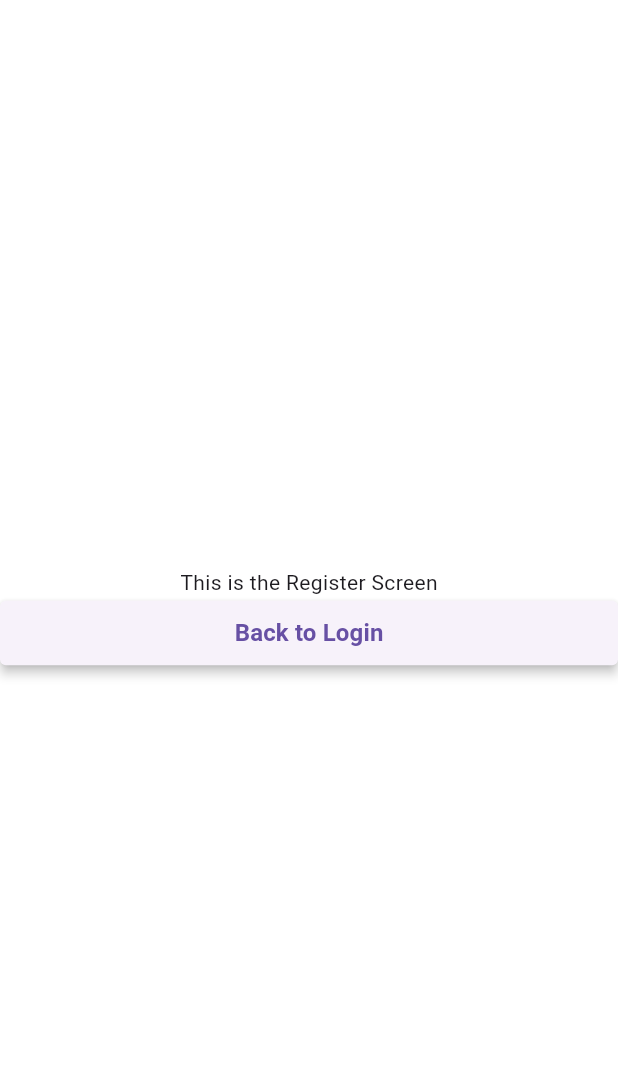
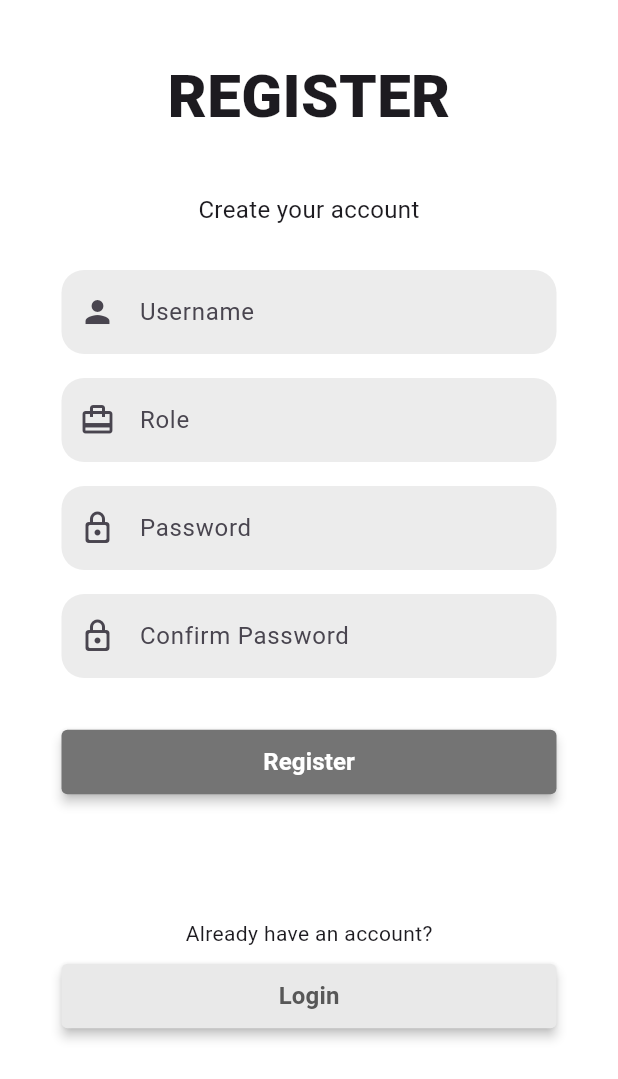
Before and after one commit to raihan2030/hydroponic-mobile-app, a Flutter app: the screen it shows after launch, after a tap on "Login", after a tap on "Register", on a phone screen of 412 x 824 dp. Shown: the top 1079 px of the screen. Run offline on Flutter 3.47's test engine with Material 3 defaults, Android fonts, the phone set to English and light mode, and no system bars.

Commit message:
tambah screen register

```diff
--- a/lib/screens/login_screen.dart
+++ b/lib/screens/login_screen.dart
@@ -1,8 +1,10 @@
 // lib/screens/login_screen.dart
 
 import 'package:flutter/material.dart';
+import 'package:hydroponics_app/widgets/log_reg_footer.dart';
 import 'package:hydroponics_app/widgets/styled_elevated_button.dart';
 import 'package:hydroponics_app/widgets/styled_text_form_field.dart';
+import 'package:hydroponics_app/widgets/log_reg_header.dart';
 
 class LoginScreen extends StatefulWidget {
   const LoginScreen({super.key});
@@ -34,7 +36,7 @@ class _LoginScreenState extends State<LoginScreen> {
                   mainAxisAlignment: MainAxisAlignment.center,
                   children: [
                     // Header
-                    _buildHeader(),
+                    LogRegHeader(title: "LOGIN", subtitle: "Welcome"),
                     _gap(),
 
                     // Username Field
@@ -91,13 +93,19 @@ class _LoginScreenState extends State<LoginScreen> {
                           /// do something
                         }
                       },
-                      foregroundColor: Color.fromARGB(255, 59, 59, 59),
-                      backgroundColor: const Color.fromARGB(255, 238, 238, 238),
+                      foregroundColor: Colors.white,
+                      backgroundColor: const Color.fromARGB(255, 116, 116, 116),
                     ),
                     SizedBox(height: 100),
 
                     // Footer
-                    _buildFooter(),
+                    LogRegFooter(
+                      label: "Don't have an account?",
+                      buttonText: "Register",
+                      onPressed: () {
+                        Navigator.pushNamed(context, '/register');
+                      },
+                    ),
                   ],
                 ),
               ),
@@ -109,36 +117,6 @@ class _LoginScreenState extends State<LoginScreen> {
   }
 
   // Specific Widget Builders
-
-  Widget _buildHeader() {
-    return Column(
-      children: [
-        Padding(
-          padding: const EdgeInsets.symmetric(horizontal: 16.0),
-          child: Text(
-            "LOGIN",
-            style: TextStyle(
-              fontSize: 40,
-              fontWeight: FontWeight.w900,
-              fontFamily: 'Roboto',
-            ),
-          ),
-        ),
-        Padding(
-          padding: const EdgeInsets.only(top: 35.0, bottom: 13.0),
-          child: Text(
-            "Welcome",
-            style: TextStyle(
-              fontSize: 16,
-              fontWeight: FontWeight.w400,
-              fontFamily: 'Roboto',
-            ),
-            textAlign: TextAlign.center,
-          ),
-        ),
-      ],
-    );
-  }
 
   Widget _buildForgotPasswordButton() {
     return Padding(
@@ -163,32 +141,5 @@ class _LoginScreenState extends State<LoginScreen> {
     );
   }
 
-  Widget _buildFooter() {
-    return Column(
-      children: [
-        Padding(
-          padding: EdgeInsets.only(bottom: 8.0),
-          child: Text(
-            "Don't have an account?",
-            style: TextStyle(
-              fontSize: 14,
-              fontWeight: FontWeight.w400,
-              fontFamily: 'Roboto',
-            ),
-          ),
-        ),
-        // Menggunakan Widget Tombol Baru Kita
-        StyledElevatedButton(
-          text: 'Register',
-          onPressed: () {
-            Navigator.pushNamed(context, '/register');
-          },
-          foregroundColor: Colors.white,
-          backgroundColor: const Color.fromARGB(255, 116, 116, 116),
-        ),
-      ],
-    );
-  }
-
-  Widget _gap() => const SizedBox(height: 16);
+    Widget _gap() => const SizedBox(height: 16);
 }
--- a/lib/screens/register_screen.dart
+++ b/lib/screens/register_screen.dart
@@ -1,4 +1,6 @@
 import 'package:flutter/material.dart';
+import 'package:hydroponics_app/widgets/log_reg_footer.dart';
+import 'package:hydroponics_app/widgets/log_reg_header.dart';
 import 'package:hydroponics_app/widgets/styled_elevated_button.dart';
 import 'package:hydroponics_app/widgets/styled_text_form_field.dart';
 
@@ -15,20 +17,109 @@ class _RegisterScreenState extends State<RegisterScreen> {
   Widget build(BuildContext context) {
     return Scaffold(
       backgroundColor: Colors.white,
-      body: Center(
+      body: Form(
+        child: Center(
+          child: Card(
+            color: Colors.white,
+            elevation: 0.0,
+            child: Container(
+              padding: const EdgeInsets.all(10.0),
+              constraints: const BoxConstraints(maxWidth: 350),
+              child: SingleChildScrollView(
                 child: Column(
+                  mainAxisSize: MainAxisSize.min,
                   mainAxisAlignment: MainAxisAlignment.center,
                   children: [
-            Text('This is the Register Screen'),
+                    // Header
+                    LogRegHeader(title: "REGISTER", subtitle: "Create your account"),
+                    _gap(),
+
+                    // Username Field
+                    StyledTextFormField(
+                      labelText: 'Username',
+                      hintText: 'Enter your username',
+                      prefixIcon: Icons.person,
+                      validator: (value) {
+                        if (value == null || value.isEmpty) {
+                          return 'Please enter some text';
+                        }
+                        return null;
+                      },
+                    ),
+                    _gap(),
+
+                    // Role Field
+                    StyledTextFormField(
+                      labelText: 'Role',
+                      hintText: 'Enter your role',
+                      prefixIcon: Icons.card_travel,
+                      validator: (value) {
+                        if (value == null || value.isEmpty) {
+                          return 'Please enter some text';
+                        }
+                        return null;
+                      },
+                    ),
+                    _gap(),
+
+                    // Password Field
+                    StyledTextFormField(
+                      labelText: 'Password',
+                      hintText: 'Enter your password',
+                      prefixIcon: Icons.lock_outline_rounded,
+                      obscureText: true,
+                      validator: (value) {
+                        if (value == null || value.isEmpty) {
+                          return 'Please enter your password';
+                        }
+                        return null;
+                      },
+                    ),
+                    _gap(),
+
+                    // Confirm Password Field
+                    StyledTextFormField(
+                      labelText: 'Confirm Password',
+                      hintText: 'Re-enter your password',
+                      prefixIcon: Icons.lock_outline_rounded,
+                      obscureText: true,
+                      validator: (value) {
+                        if (value == null || value.isEmpty) {
+                          return 'Please confirm your password';
+                        }
+                        return null;
+                      },
+                    ),
+                    _gap(),
+                    _gap(),
+
+                    // Register Button
                     StyledElevatedButton(
-              text: 'Back to Login',
                       onPressed: () {
-                Navigator.pop(context);
+                        // Handle registration logic here
+                      },
+                      text: 'Register',
+                      foregroundColor: Colors.white,
+                      backgroundColor: const Color.fromARGB(255, 116, 116, 116),
+                    ),
+                    SizedBox(height: 80),
+
+                    LogRegFooter(
+                      label: "Already have an account?",
+                      buttonText: "Login",
+                      onPressed: () {
+                        Navigator.pushNamed(context, '/login');
                       },
                     ),
                   ],
                 ),
               ),
+            ),
+          ),
+        ),
+      ),
     );
   }
+
+  Widget _gap() => const SizedBox(height: 16);
 }
--- /dev/null
+++ b/lib/widgets/log_reg_footer.dart
@@ -0,0 +1,41 @@
+import 'package:flutter/material.dart';
+import 'package:hydroponics_app/widgets/styled_elevated_button.dart';
+
+class LogRegFooter extends StatelessWidget {
+  final String label;
+  final String buttonText;
+  final VoidCallback onPressed;
+
+  const LogRegFooter({
+    Key? key,
+    required this.label,
+    required this.buttonText,
+    required this.onPressed,
+  }) : super(key: key);
+
+  @override
+  Widget build(BuildContext context) {
+    return Column(
+      children: [
+        Padding(
+          padding: EdgeInsets.only(bottom: 8.0),
+          child: Text(
+            label,
+            style: TextStyle(
+              fontSize: 14,
+              fontWeight: FontWeight.w400,
+              fontFamily: 'Roboto',
+            ),
+          ),
+        ),
+        StyledElevatedButton(
+          text: buttonText,
+          onPressed: onPressed,
+          foregroundColor: const Color.fromARGB(255, 87, 87, 87),
+          backgroundColor: const Color.fromARGB(255, 233, 233, 233),
+        ),
+        const SizedBox(height: 100),
+      ],
+    );
+  }
+}
--- /dev/null
+++ b/lib/widgets/log_reg_header.dart
@@ -0,0 +1,43 @@
+import 'package:flutter/material.dart';
+
+class LogRegHeader extends StatelessWidget {
+  final String title;
+  final String subtitle;
+
+  const LogRegHeader({
+    super.key,
+    required this.title,
+    required this.subtitle,
+  });
+
+  @override
+  Widget build(BuildContext context) {
+    return Column(
+      children: [
+        Padding(
+          padding: const EdgeInsets.symmetric(horizontal: 16.0),
+          child: Text(
+            title,
+            style: TextStyle(
+              fontSize: 40,
+              fontWeight: FontWeight.w900,
+              fontFamily: 'Roboto',
+            ),
+          ),
+        ),
+        Padding(
+          padding: const EdgeInsets.only(top: 35.0, bottom: 13.0),
+          child: Text(
+            subtitle,
+            style: TextStyle(
+              fontSize: 16,
+              fontWeight: FontWeight.w400,
+              fontFamily: 'Roboto',
+            ),
+            textAlign: TextAlign.center,
+          ),
+        ),
+      ],
+    );
+  }
+}
```
Lines whose indentation alone changed are shown as unchanged.
